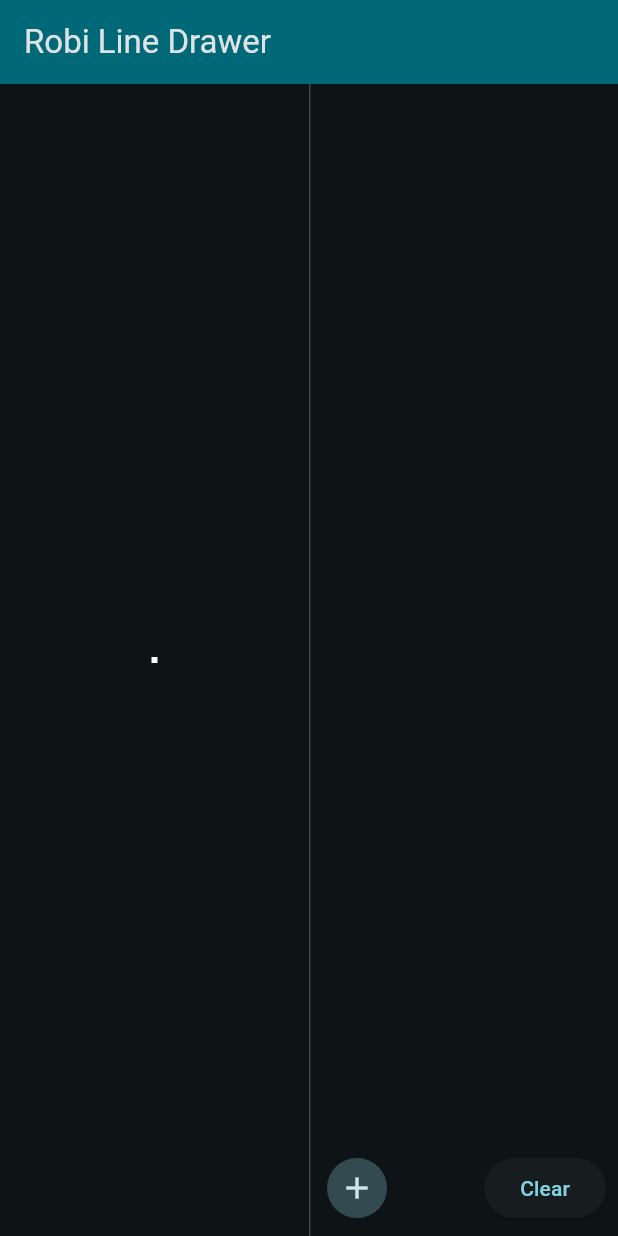
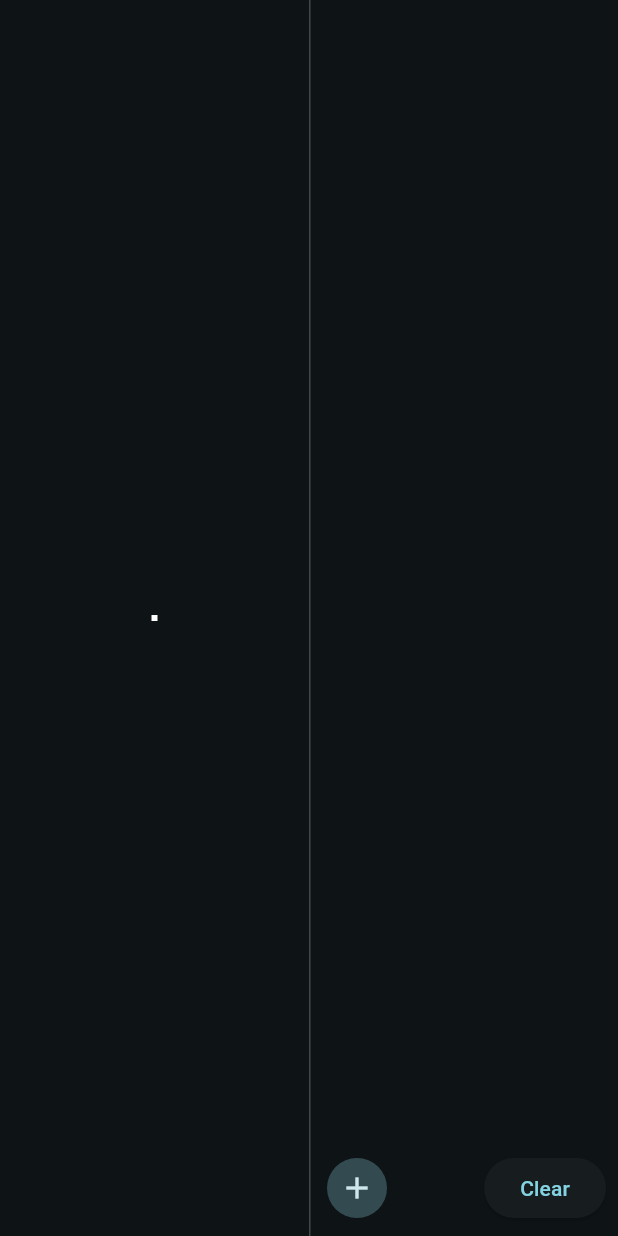
Before and after one commit to Cupcake-Systems/path_pilot, a Flutter app: the screen it shows after launch, on a phone screen of 412 x 824 dp. Run offline on Flutter 3.47's test engine with Material 3 defaults, Android fonts, the phone set to English and light mode, and no system bars.

Commit message:
Remove AppBar

```diff
--- a/lib/main.dart
+++ b/lib/main.dart
@@ -13,7 +13,8 @@ class MyApp extends StatelessWidget {
     return MaterialApp(
       title: 'Robi Line Drawer',
       theme: ThemeData(
-        colorScheme: ColorScheme.fromSeed(seedColor: Colors.cyan, brightness: Brightness.dark),
+        colorScheme: ColorScheme.fromSeed(
+            seedColor: Colors.cyan, brightness: Brightness.dark),
         useMaterial3: true,
       ),
       home: const MyHomePage(),
@@ -31,12 +32,6 @@ class MyHomePage extends StatefulWidget {
 class _MyHomePageState extends State<MyHomePage> {
   @override
   Widget build(BuildContext context) {
-    return Scaffold(
-      appBar: AppBar(
-        backgroundColor: Theme.of(context).colorScheme.inversePrimary,
-        title: const Text("Robi Line Drawer"),
-      ),
-      body: const Editor(),
-    );
+    return const Scaffold(body: Editor());
   }
 }
```
